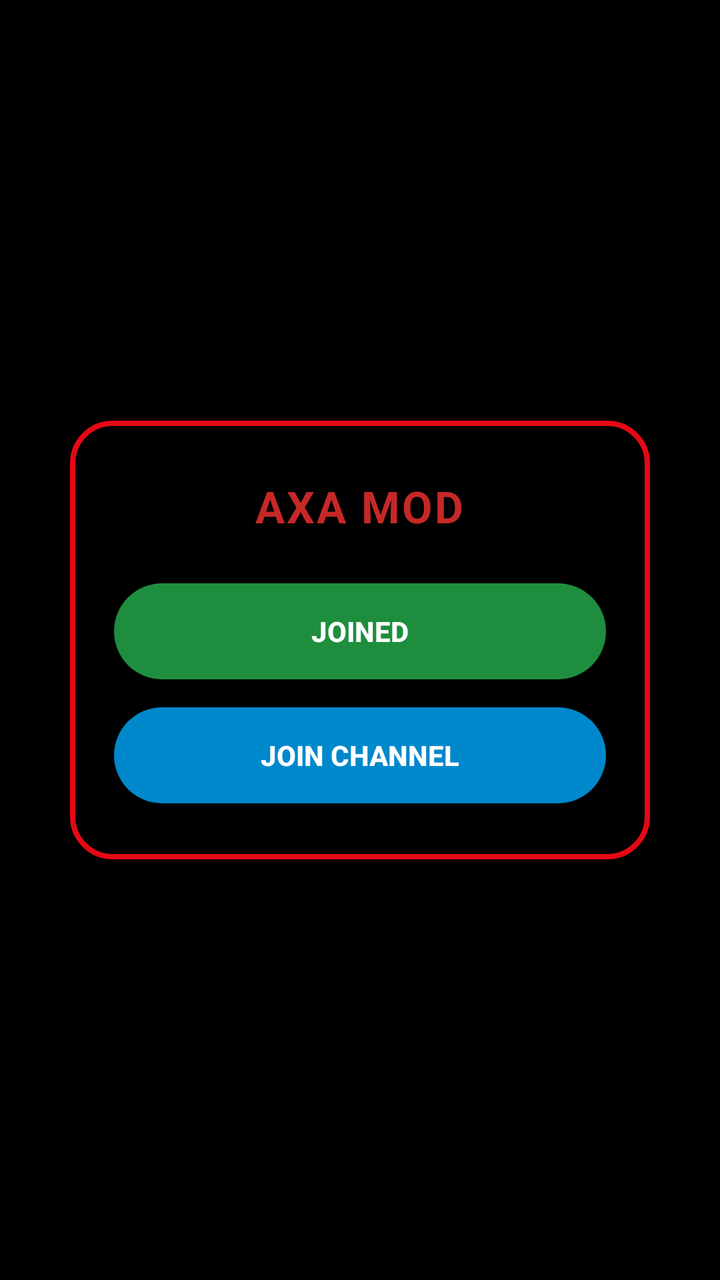
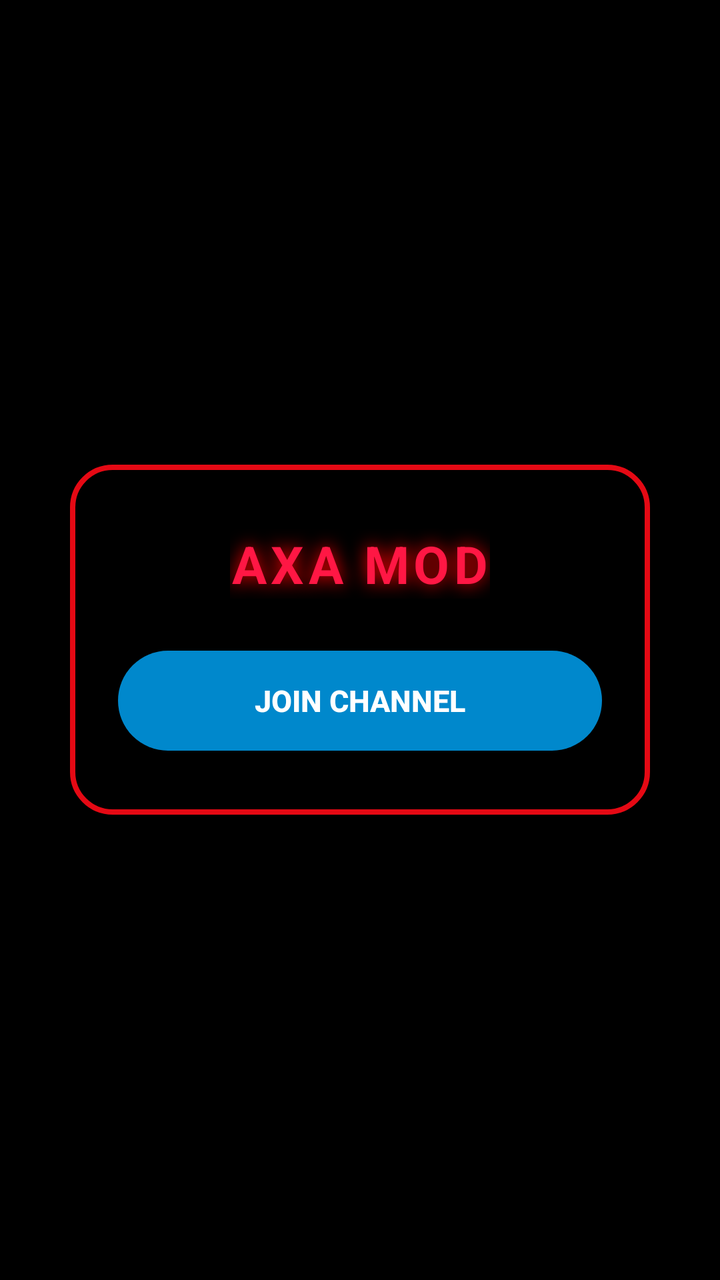

Two renders of the same Android screen: before a commit and after it. Below are the layout's source before the change and the commit's diff.
<!-- AndroidManifest.xml: application theme AppTheme -->
<!-- res/layout/activity_main.xml -->
<?xml version="1.0" encoding="utf-8"?>
<FrameLayout xmlns:android="http://schemas.android.com/apk/res/android"
    android:layout_width="match_parent"
    android:layout_height="match_parent"
    android:background="#000000">

    
    <WebView
        android:id="@+id/webView"
        android:layout_width="match_parent"
        android:layout_height="match_parent" />

    
    <ProgressBar
        android:id="@+id/progressBar"
        style="?android:attr/progressBarStyleHorizontal"
        android:layout_width="match_parent"
        android:layout_height="3dp"
        android:layout_gravity="top"
        android:visibility="gone"
        android:progressTint="#00E676" />

    
    <FrameLayout
        android:id="@+id/lockOverlay"
        android:layout_width="match_parent"
        android:layout_height="match_parent"
        android:background="#000000"
        android:clickable="true"
        android:focusable="true"
        android:visibility="visible">

        
        <LinearLayout
            android:layout_width="290dp"
            android:layout_height="wrap_content"
            android:layout_gravity="center"
            android:background="@drawable/dialog_card_bg"
            android:orientation="vertical"
            android:paddingStart="22dp"
            android:paddingEnd="22dp"
            android:paddingTop="28dp"
            android:paddingBottom="28dp"
            android:gravity="center">

            
            <TextView
                android:id="@+id/tvDialogTitle"
                android:layout_width="wrap_content"
                android:layout_height="wrap_content"
                android:text="AXA MOD"
                android:textColor="#C62828"
                android:textSize="22sp"
                android:textStyle="bold"
                android:letterSpacing="0.05"
                android:layout_marginBottom="24dp" />

            
            <androidx.appcompat.widget.AppCompatButton
                android:id="@+id/btnJoined"
                android:layout_width="match_parent"
                android:layout_height="48dp"
                android:background="@drawable/btn_joined_bg"
                android:text="JOINED"
                android:textColor="#FFFFFF"
                android:textSize="14sp"
                android:textStyle="bold"
                android:layout_marginBottom="14dp" />

            
            <androidx.appcompat.widget.AppCompatButton
                android:id="@+id/btnJoinChannel"
                android:layout_width="match_parent"
                android:layout_height="48dp"
                android:background="@drawable/btn_channel_bg"
                android:text="JOIN CHANNEL"
                android:textColor="#FFFFFF"
                android:textSize="14sp"
                android:textStyle="bold" />

        </LinearLayout>
    </FrameLayout>

</FrameLayout>
<!-- resources referenced by this layout -->
<resources>
  <!-- drawable btn_channel_bg (drawable) -->
  <?xml version="1.0" encoding="utf-8"?>
  <shape xmlns:android="http://schemas.android.com/apk/res/android"
      android:shape="rectangle">
      <solid android:color="#0088CC" />
      <corners android:radius="25dp" />
  </shape>
  <!-- drawable btn_joined_bg (drawable) -->
  <?xml version="1.0" encoding="utf-8"?>
  <shape xmlns:android="http://schemas.android.com/apk/res/android"
      android:shape="rectangle">
      <solid android:color="#1E8E3E" />
      <corners android:radius="25dp" />
  </shape>
  <!-- drawable dialog_card_bg (drawable) -->
  <?xml version="1.0" encoding="utf-8"?>
  <shape xmlns:android="http://schemas.android.com/apk/res/android"
      android:shape="rectangle">
      <solid android:color="#000000" />
      <stroke android:width="2.5dp" android:color="#E50914" />
      <corners android:radius="20dp" />
  </shape>
  <style name="AppTheme" parent="Theme.AppCompat.NoActionBar">
          <item name="android:windowBackground">#121212</item>
          <item name="colorPrimary">#1F1F1F</item>
          <item name="colorPrimaryDark">#0A0A0A</item>
          <item name="colorAccent">#00E676</item>
      </style>
</resources>

<!-- the commit's change to res/layout/activity_main.xml (unified diff, before → after) -->
@@ -37,10 +37,10 @@
             android:layout_gravity="center"
             android:background="@drawable/dialog_card_bg"
             android:orientation="vertical"
-            android:paddingStart="22dp"
-            android:paddingEnd="22dp"
-            android:paddingTop="28dp"
-            android:paddingBottom="28dp"
+            android:paddingStart="24dp"
+            android:paddingEnd="24dp"
+            android:paddingTop="32dp"
+            android:paddingBottom="32dp"
             android:gravity="center">
 
             
@@ -49,33 +49,25 @@
                 android:layout_width="wrap_content"
                 android:layout_height="wrap_content"
                 android:text="AXA MOD"
-                android:textColor="#C62828"
-                android:textSize="22sp"
+                android:textColor="#FF1744"
+                android:textSize="26sp"
                 android:textStyle="bold"
-                android:letterSpacing="0.05"
-                android:layout_marginBottom="24dp" />
+                android:letterSpacing="0.08"
+                android:shadowColor="#FF0000"
+                android:shadowDx="0"
+                android:shadowDy="0"
+                android:shadowRadius="22"
+                android:layout_marginBottom="26dp" />
 
             
             <androidx.appcompat.widget.AppCompatButton
-                android:id="@+id/btnJoined"
+                android:id="@+id/btnTelegramAction"
                 android:layout_width="match_parent"
-                android:layout_height="48dp"
-                android:background="@drawable/btn_joined_bg"
-                android:text="JOINED"
-                android:textColor="#FFFFFF"
-                android:textSize="14sp"
-                android:textStyle="bold"
-                android:layout_marginBottom="14dp" />
-
-            
-            <androidx.appcompat.widget.AppCompatButton
-                android:id="@+id/btnJoinChannel"
-                android:layout_width="match_parent"
-                android:layout_height="48dp"
+                android:layout_height="50dp"
                 android:background="@drawable/btn_channel_bg"
                 android:text="JOIN CHANNEL"
                 android:textColor="#FFFFFF"
-                android:textSize="14sp"
+                android:textSize="15sp"
                 android:textStyle="bold" />
 
         </LinearLayout>
<!-- resource entries referenced after the edit -->
@@ -5,13 +5,6 @@
   <shape xmlns:android="http://schemas.android.com/apk/res/android"
       android:shape="rectangle">
       <solid android:color="#0088CC" />
-      <corners android:radius="25dp" />
-  </shape>
-  <!-- drawable btn_joined_bg (drawable) -->
-  <?xml version="1.0" encoding="utf-8"?>
-  <shape xmlns:android="http://schemas.android.com/apk/res/android"
-      android:shape="rectangle">
-      <solid android:color="#1E8E3E" />
       <corners android:radius="25dp" />
   </shape>
   <!-- drawable dialog_card_bg (drawable) -->
